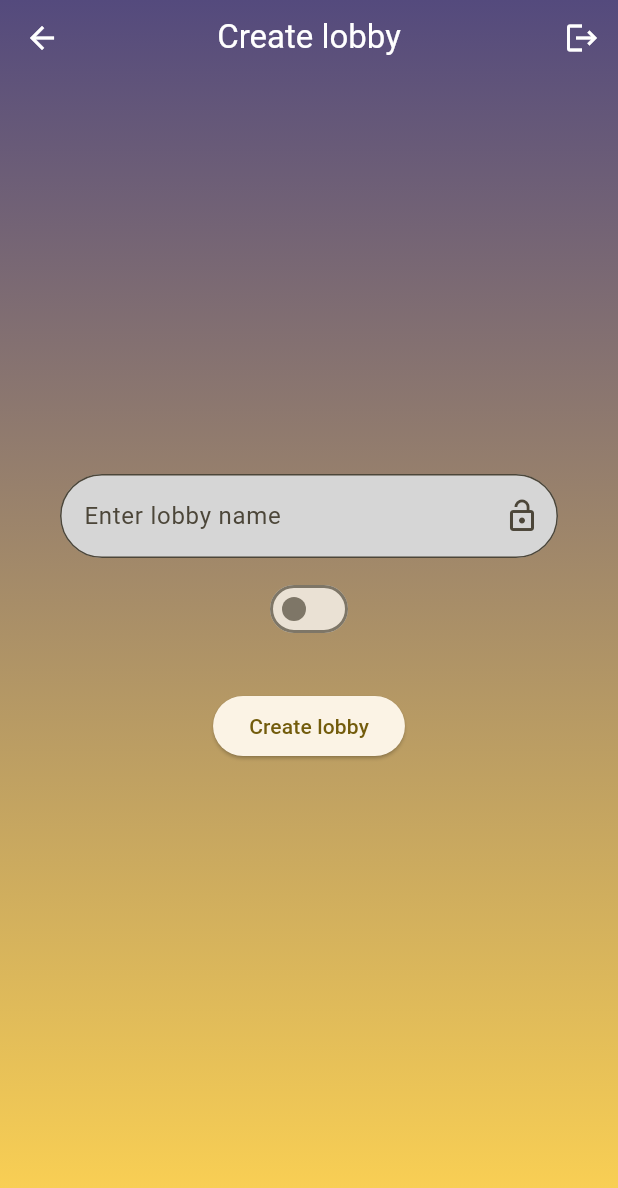
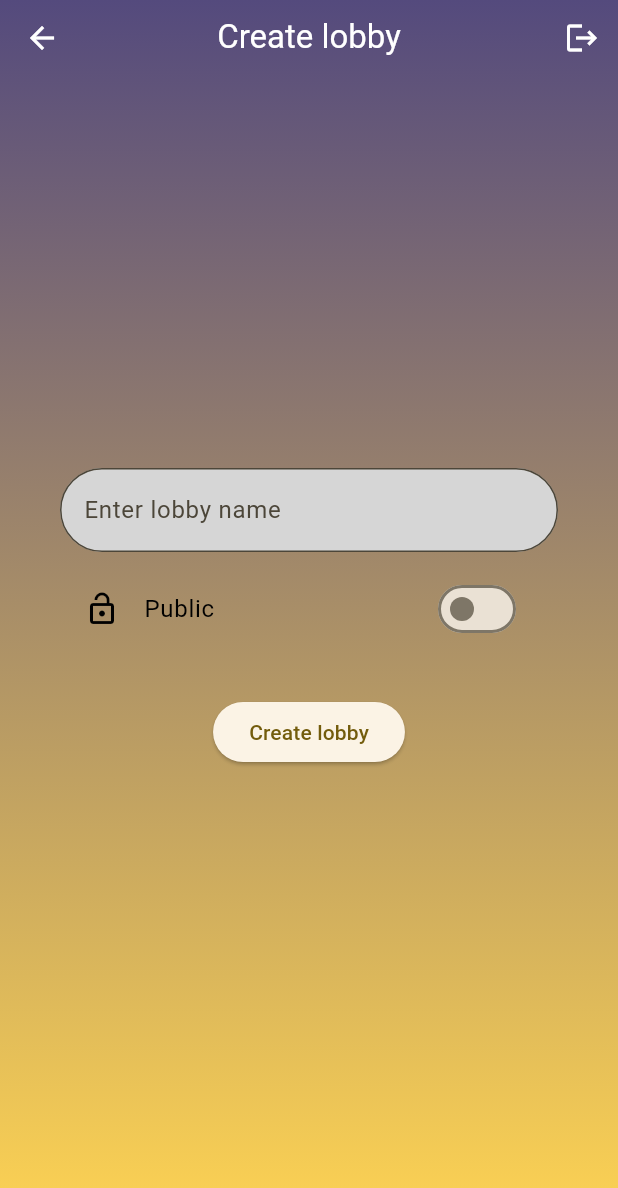
Before and after one commit to GIGI-QUEEN/flutter-chess, a Flutter app: the CreateLobbyView screen opened directly, on a phone screen of 412 x 824 dp. Shown: the top 1188 px of the screen. Run offline on Flutter 3.47's test engine with Material 2 defaults, Android fonts, the phone set to English and light mode, and no system bars; our stand-ins replace firebase_core, firebase_database; accounts and stored records are empty.

Commit message:
create lobby view adjustments; chess board package added

```diff
--- a/client/lib/views/create_lobby_view.dart
+++ b/client/lib/views/create_lobby_view.dart
@@ -33,20 +33,31 @@ class _CreateLobbyViewState extends State<CreateLobbyView> {
             child: Consumer<UserProvider>(
               builder: (context, userModel, child) {
                 final lock = isPrivate
-                    ? const Icon(Icons.lock)
-                    : const Icon(Icons.lock_open);
+                    ? const Icon(
+                        Icons.lock,
+                        color: Colors.black,
+                      )
+                    : const Icon(
+                        Icons.lock_open,
+                        color: Colors.black,
+                      );
                 return Column(
                   mainAxisAlignment: MainAxisAlignment.center,
                   children: [
                     CustomTextField(
                       textEditingController: _textEditingController,
                       hintText: 'Enter lobby name',
-                      suffixIcon: lock,
+                      /*  suffixIcon: lock, */
                     ),
                     const SizedBox(
                       height: 10,
                     ),
-                    Switch(
+                    SwitchListTile(
+                        title: Text(
+                          isPrivate ? "Private" : "Public",
+                          style: const TextStyle(color: Colors.black),
+                        ),
+                        secondary: lock,
                         value: isPrivate,
                         onChanged: (bool value) {
                           setState(() {
@@ -56,7 +67,6 @@ class _CreateLobbyViewState extends State<CreateLobbyView> {
                     const SizedBox(
                       height: 30,
                     ),
-                    //ToggleButtons(children: children, isSelected: isSelected),
                     ElevatedButton(
                         onPressed: () async {
                           final Lobby lobby = Lobby(
@@ -74,7 +84,7 @@ class _CreateLobbyViewState extends State<CreateLobbyView> {
                                     ChangeNotifierProvider<LobbyProvider>(
                                   create: (_) =>
                                       LobbyProvider(currentLobby: lobby),
-                                  child: LobbyView(),
+                                  child: const LobbyView(),
                                 ),
                               ));
                         },
--- a/client/pubspec.yaml
+++ b/client/pubspec.yaml
@@ -40,6 +40,7 @@ dependencies:
   firebase_database: ^10.3.4
   uuid: ^4.2.1
   provider: ^6.1.1
+  flutter_chess_board: ^1.0.1
 
 dev_dependencies:
   flutter_test:
```
Also changed, not shown: client/pubspec.lock.
